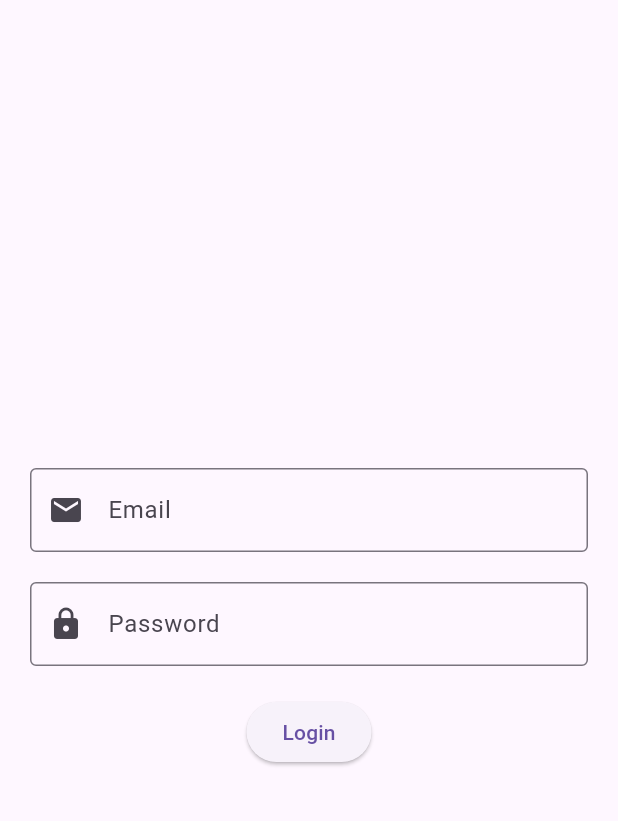
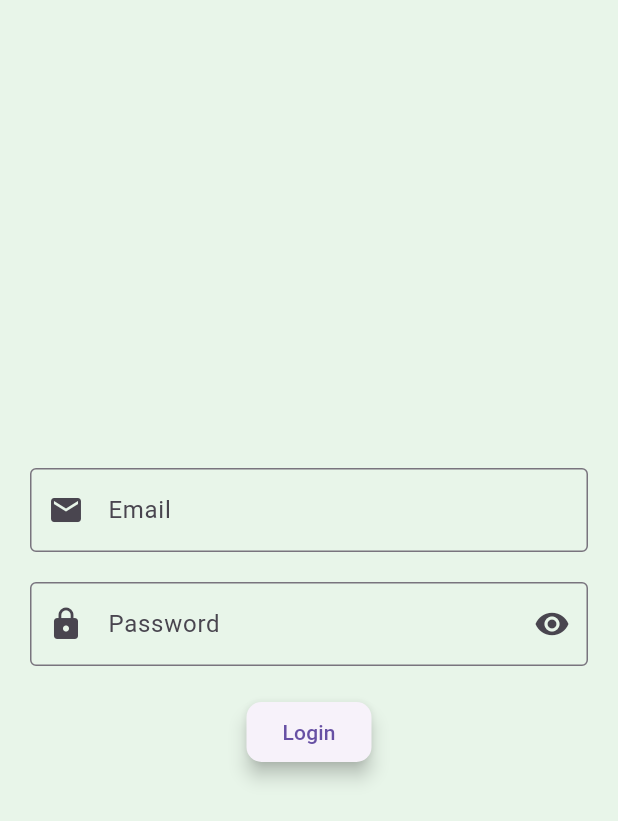
Before and after one commit to bhilbis/flutter-ecommerce, a Flutter app: the screen it shows after launch, on a phone screen of 412 x 824 dp. Shown: the top 821 px of the screen. Run offline on Flutter 3.47's test engine with Material 3 defaults, Android fonts, the phone set to English and light mode, and no system bars.

Commit message:
login update

```diff
--- a/lib/pages/login_page.dart
+++ b/lib/pages/login_page.dart
@@ -2,47 +2,27 @@ import 'package:ecommerceproject/pages/main_page_screen.dart';
 import 'package:flutter/material.dart';
 
 class LoginPage extends StatelessWidget {
-  const LoginPage({super.key});
+  const LoginPage({Key? key});
 
   @override
   Widget build(BuildContext context) {
     return Scaffold(
+      backgroundColor: Colors.green[50],
       body: SafeArea(
         child: Padding(
           padding: const EdgeInsets.all(20.0),
           child: Column(
             mainAxisAlignment: MainAxisAlignment.center,
             children: [
-              TextFormField(
-                decoration: InputDecoration(
-                  labelText: 'Email',
-                  prefixIcon: Icon(Icons.email),
-                  border: OutlineInputBorder(),
-                ),
-              ),
-              SizedBox(
+              AnimatedEmailField(),
+              const SizedBox(
                 height: 20,
               ),
-              TextFormField(
-                obscureText: true,
-                decoration: InputDecoration(
-                  labelText: 'Password',
-                  prefixIcon: Icon(Icons.lock),
-                  border: OutlineInputBorder(),
-                ),
-              ),
-              SizedBox(
+              AnimatedPasswordField(),
+              const SizedBox(
                 height: 20,
               ),
-              ElevatedButton(
-                onPressed: () {
-                  Navigator.push(
-                    context,
-                    MaterialPageRoute(builder: (context) => const MainPage())
-                  );
-                },
-                child: Text('Login'),
-              )
+              AnimatedLoginButton(),
             ],
           ),
         ),
@@ -50,3 +30,157 @@ class LoginPage extends StatelessWidget {
     );
   }
 }
+
+class AnimatedEmailField extends StatefulWidget {
+  @override
+  _AnimatedEmailFieldState createState() => _AnimatedEmailFieldState();
+}
+
+class _AnimatedEmailFieldState extends State<AnimatedEmailField> {
+  bool _isFocused = false;
+
+  @override
+  Widget build(BuildContext context) {
+    return TextFormField(
+      decoration: InputDecoration(
+        labelText: 'Email',
+        prefixIcon: Icon(Icons.email),
+        border: OutlineInputBorder(),
+        focusedBorder: OutlineInputBorder(
+          borderSide:
+              BorderSide(color: _isFocused ? Colors.blue : Colors.black),
+        ),
+      ),
+      onChanged: (value) {
+        setState(() {});
+      },
+      onTap: () {
+        setState(() {
+          _isFocused = true;
+        });
+      },
+      onFieldSubmitted: (value) {
+        setState(() {
+          _isFocused = false;
+        });
+      },
+    );
+  }
+}
+
+class AnimatedPasswordField extends StatefulWidget {
+  @override
+  _AnimatedPasswordFieldState createState() => _AnimatedPasswordFieldState();
+}
+
+class _AnimatedPasswordFieldState extends State<AnimatedPasswordField> {
+  bool _isFocused = false;
+  bool _isObscured = true;
+
+  @override
+  Widget build(BuildContext context) {
+    return TextFormField(
+      obscureText: _isObscured,
+      decoration: InputDecoration(
+        labelText: 'Password',
+        prefixIcon: Icon(Icons.lock),
+        suffixIcon: IconButton(
+          icon: Icon(_isObscured ? Icons.visibility : Icons.visibility_off),
+          onPressed: () {
+            setState(() {
+              _isObscured = !_isObscured;
+            });
+          },
+        ),
+        border: OutlineInputBorder(),
+        focusedBorder: OutlineInputBorder(
+          borderSide:
+              BorderSide(color: _isFocused ? Colors.blue : Colors.black),
+        ),
+      ),
+      onChanged: (value) {
+        setState(() {});
+      },
+      onTap: () {
+        setState(() {
+          _isFocused = true;
+        });
+      },
+      onFieldSubmitted: (value) {
+        setState(() {
+          _isFocused = false;
+        });
+      },
+    );
+  }
+}
+
+class AnimatedLoginButton extends StatefulWidget {
+  @override
+  _AnimatedLoginButtonState createState() => _AnimatedLoginButtonState();
+}
+
+class _AnimatedLoginButtonState extends State<AnimatedLoginButton> with SingleTickerProviderStateMixin {
+  bool _isPressed = false;
+  late AnimationController _controller;
+
+  @override
+  void initState() {
+    super.initState();
+    _controller = AnimationController(
+      vsync: this,
+      duration: Duration(milliseconds: 500),
+    );
+  }
+
+  @override
+  Widget build(BuildContext context) {
+    return ElevatedButton(
+      onPressed: _isPressed
+          ? null
+          : () {
+              setState(() {
+                _isPressed = true;
+              });
+              _controller.forward().whenComplete(() {
+                Navigator.push(
+                  context,
+                  MaterialPageRoute(builder: (context) => const MainPage()),
+                );
+              });
+            },
+      child: _isPressed
+          ? CircularProgressIndicator()
+          : Text('Login'),
+      style: ElevatedButton.styleFrom(
+        elevation: 5,
+        shape: RoundedRectangleBorder(
+          borderRadius: BorderRadius.circular(10),
+        ),
+      ),
+    );
+  }
+
+  @override
+  void dispose() {
+    _controller.dispose();
+    super.dispose();
+  }
+}
+      // onPressed: () {
+      //   setState(() {
+      //     _isPressed = !_isPressed;
+      //   });
+      //   Navigator.push(
+      //     context,
+      //     MaterialPageRoute(builder: (context) => const MainPage()),
+      //   );
+      // },
+      // child: _isPressed ? CircularProgressIndicator() : Text('Login'),
+      // style: ElevatedButton.styleFrom(
+      //   elevation: 5,
+      //   animationDuration: Duration(milliseconds: 300),
+      //   shape: RoundedRectangleBorder(
+      //     borderRadius: BorderRadius.circular(10),
+      //   ),
+      // ),
--- a/lib/pages/main_page_screen.dart
+++ b/lib/pages/main_page_screen.dart
@@ -73,7 +73,7 @@ class MainPage extends StatelessWidget {
           SizedBox(
             height: 20,
           ),
-          Products(),
+           Products(),
         ]
       ),
       floatingActionButtonLocation: FloatingActionButtonLocation.centerDocked,
```
